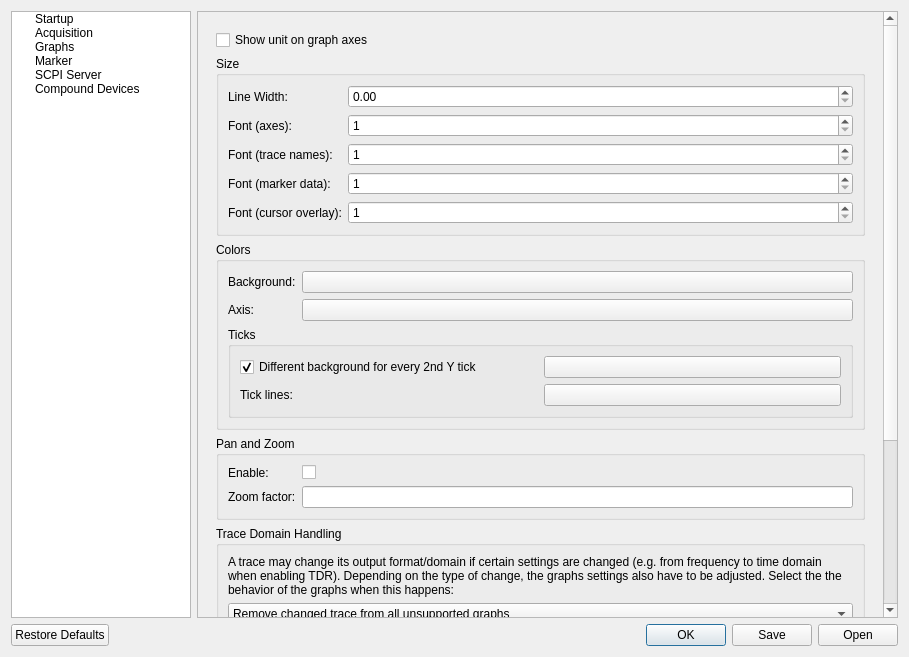
Qt form Software/PC_Application/LibreVNA-GUI/preferencesdialog.ui (jankae/LibreVNA) before a commit.
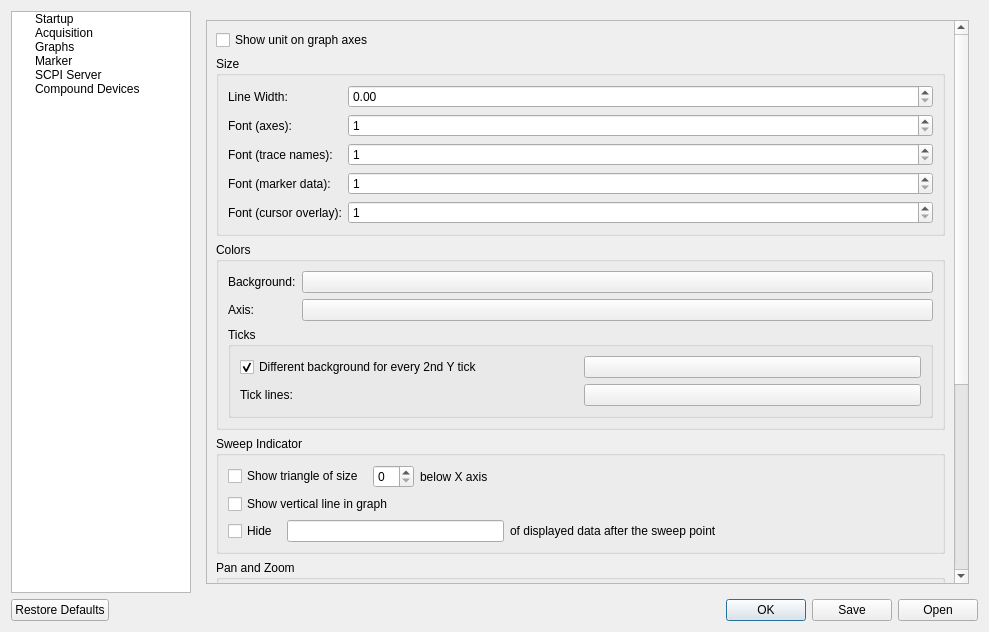
The same form after that commit. The open tabs and pages were chosen to show the change. Icons and pictures are not drawn. Custom widgets are drawn as their Qt base class.

Commit message: Sweep indicator on graphs

Diff of the .ui file:
```diff
--- a/Software/PC_Application/LibreVNA-GUI/preferencesdialog.ui
+++ b/Software/PC_Application/LibreVNA-GUI/preferencesdialog.ui
@@ -6,14 +6,14 @@
    <rect>
     <x>0</x>
     <y>0</y>
-    <width>909</width>
-    <height>657</height>
+    <width>989</width>
+    <height>632</height>
    </rect>
   </property>
   <property name="windowTitle">
    <string>Preferences</string>
   </property>
-  <layout class="QVBoxLayout" name="verticalLayout_13">
+  <layout class="QVBoxLayout" name="verticalLayout_25">
    <item>
     <layout class="QHBoxLayout" name="horizontalLayout">
      <item>
@@ -74,39 +74,39 @@
       </widget>
      </item>
      <item>
-      <widget class="QScrollArea" name="scrollArea">
-       <property name="widgetResizable">
-        <bool>true</bool>
+      <widget class="QStackedWidget" name="pageWidget">
+       <property name="sizePolicy">
+        <sizepolicy hsizetype="Preferred" vsizetype="Preferred">
+         <horstretch>0</horstretch>
+         <verstretch>0</verstretch>
+        </sizepolicy>
        </property>
-       <widget class="QWidget" name="scrollAreaWidgetContents">
-        <property name="geometry">
-         <rect>
-          <x>0</x>
-          <y>-334</y>
-          <width>687</width>
-          <height>938</height>
-         </rect>
-        </property>
-        <layout class="QHBoxLayout" name="horizontalLayout_12">
+       <property name="maximumSize">
+        <size>
+         <width>16777215</width>
+         <height>16777215</height>
+        </size>
+       </property>
+       <property name="currentIndex">
+        <number>2</number>
+       </property>
+       <widget class="QWidget" name="Startup">
+        <layout class="QHBoxLayout" name="horizontalLayout_4">
          <item>
-          <widget class="QStackedWidget" name="pageWidget">
-           <property name="sizePolicy">
-            <sizepolicy hsizetype="Preferred" vsizetype="Preferred">
-             <horstretch>0</horstretch>
-             <verstretch>0</verstretch>
-            </sizepolicy>
+          <widget class="QScrollArea" name="scrollArea">
+           <property name="widgetResizable">
+            <bool>true</bool>
            </property>
-           <property name="maximumSize">
-            <size>
-             <width>16777215</width>
-             <height>16777215</height>
-            </size>
-           </property>
-           <property name="currentIndex">
-            <number>1</number>
-           </property>
-           <widget class="QWidget" name="Startup">
-            <layout class="QHBoxLayout" name="horizontalLayout_4">
+           <widget class="QWidget" name="scrollAreaWidgetContents">
+            <property name="geometry">
+             <rect>
+              <x>0</x>
+              <y>0</y>
+              <width>744</width>
+              <height>920</height>
+             </rect>
+            </property>
+            <layout class="QVBoxLayout" name="verticalLayout_13">
              <item>
               <layout class="QVBoxLayout" name="verticalLayout_3">
                <item>
@@ -700,8 +700,27 @@
              </item>
             </layout>
            </widget>
-           <widget class="QWidget" name="Acquisition">
-            <layout class="QVBoxLayout" name="verticalLayout_20">
+          </widget>
+         </item>
+        </layout>
+       </widget>
+       <widget class="QWidget" name="Acquisition">
+        <layout class="QVBoxLayout" name="verticalLayout_20">
+         <item>
+          <widget class="QScrollArea" name="scrollArea_2">
+           <property name="widgetResizable">
+            <bool>true</bool>
+           </property>
+           <widget class="QWidget" name="scrollAreaWidgetContents_2">
+            <property name="geometry">
+             <rect>
+              <x>0</x>
+              <y>0</y>
+              <width>605</width>
+              <height>866</height>
+             </rect>
+            </property>
+            <layout class="QVBoxLayout" name="verticalLayout_21">
              <item>
               <widget class="QGroupBox" name="groupBox_6">
                <property name="title">
@@ -1002,8 +1021,27 @@
              </item>
             </layout>
            </widget>
-           <widget class="QWidget" name="Graphs">
-            <layout class="QHBoxLayout" name="horizontalLayout_5">
+          </widget>
+         </item>
+        </layout>
+       </widget>
+       <widget class="QWidget" name="Graphs">
+        <layout class="QHBoxLayout" name="horizontalLayout_5">
+         <item>
+          <widget class="QScrollArea" name="scrollArea_3">
+           <property name="widgetResizable">
+            <bool>true</bool>
+           </property>
+           <widget class="QWidget" name="scrollAreaWidgetContents_3">
+            <property name="geometry">
+             <rect>
+              <x>0</x>
+              <y>-216</y>
+              <width>749</width>
+              <height>952</height>
+             </rect>
+            </property>
+            <layout class="QVBoxLayout" name="verticalLayout_22">
              <item>
               <layout class="QVBoxLayout" name="verticalLayout_11">
                <item>
@@ -1178,6 +1216,107 @@
                  </layout>
                 </widget>
                </item>
+               <item>
+                <widget class="QGroupBox" name="groupBox_20">
+                 <property name="title">
+                  <string>Sweep Indicator</string>
+                 </property>
+                 <layout class="QVBoxLayout" name="verticalLayout_26">
+                  <item>
+                   <layout class="QHBoxLayout" name="horizontalLayout_16">
+                    <item>
+                     <widget class="QCheckBox" name="GraphsSweepTriangle">
+                      <property name="text">
+                       <string>Show triangle of size </string>
+                      </property>
+                     </widget>
+                    </item>
+                    <item>
+                     <widget class="QSpinBox" name="GraphsSweepTriangleSize"/>
+                    </item>
+                    <item>
+                     <widget class="QLabel" name="label_52">
+                      <property name="text">
+                       <string>below X axis</string>
+                      </property>
+                     </widget>
+                    </item>
+                    <item>
+                     <spacer name="horizontalSpacer_2">
+                      <property name="orientation">
+                       <enum>Qt::Horizontal</enum>
+                      </property>
+                      <property name="sizeHint" stdset="0">
+                       <size>
+                        <width>40</width>
+                        <height>20</height>
+                       </size>
+                      </property>
+                     </spacer>
+                    </item>
+                   </layout>
+                  </item>
+                  <item>
+                   <layout class="QHBoxLayout" name="horizontalLayout_15">
+                    <item>
+                     <widget class="QCheckBox" name="GraphsSweepLine">
+                      <property name="text">
+                       <string>Show vertical line in graph</string>
+                      </property>
+                     </widget>
+                    </item>
+                    <item>
+                     <spacer name="horizontalSpacer_3">
+                      <property name="orientation">
+                       <enum>Qt::Horizontal</enum>
+                      </property>
+                      <property name="sizeHint" stdset="0">
+                       <size>
+                        <width>40</width>
+                        <height>20</height>
+                       </size>
+                      </property>
+                     </spacer>
+                    </item>
+                   </layout>
+                  </item>
+                  <item>
+                   <layout class="QHBoxLayout" name="horizontalLayout_17">
+                    <item>
+                     <widget class="QCheckBox" name="GraphsSweepHide">
+                      <property name="text">
+                       <string>Hide </string>
+                      </property>
+                     </widget>
+                    </item>
+                    <item>
+                     <widget class="SIUnitEdit" name="GraphsSweepHidePercent"/>
+                    </item>
+                    <item>
+                     <widget class="QLabel" name="label_53">
+                      <property name="text">
+                       <string>of displayed data after the sweep point</string>
+                      </property>
+                     </widget>
+                    </item>
+                    <item>
+                     <spacer name="horizontalSpacer_5">
+                      <property name="orientation">
+                       <enum>Qt::Horizontal</enum>
+                      </property>
+                      <property name="sizeHint" stdset="0">
+                       <size>
+                        <width>40</width>
+                        <height>20</height>
+                       </size>
+                      </property>
+                     </spacer>
+                    </item>
+                   </layout>
+                  </item>
+                 </layout>
+                </widget>
+               </item>
                <item>
                 <widget class="QGroupBox" name="groupBox_18">
                  <property name="title">
@@ -1301,8 +1440,27 @@
              </item>
             </layout>
            </widget>
-           <widget class="QWidget" name="Marker">
-            <layout class="QHBoxLayout" name="horizontalLayout_6">
+          </widget>
+         </item>
+        </layout>
+       </widget>
+       <widget class="QWidget" name="Marker">
+        <layout class="QHBoxLayout" name="horizontalLayout_6">
+         <item>
+          <widget class="QScrollArea" name="scrollArea_4">
+           <property name="widgetResizable">
+            <bool>true</bool>
+           </property>
+           <widget class="QWidget" name="scrollAreaWidgetContents_4">
+            <property name="geometry">
+             <rect>
+              <x>0</x>
+              <y>0</y>
+              <width>644</width>
+              <height>544</height>
+             </rect>
+            </property>
+            <layout class="QVBoxLayout" name="verticalLayout_23">
              <item>
               <layout class="QVBoxLayout" name="verticalLayout_9">
                <item>
```
Left out of the diff: 57 changed lines with no effect on the pictures. The commit also changes 10 other files.
